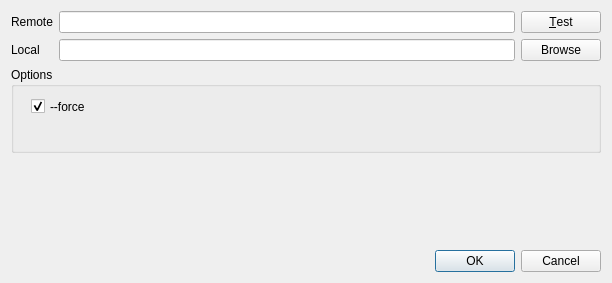
First picture: the form in src/SubmoduleAddDialog.ui, repository soramimi/Guitar, before the edit.
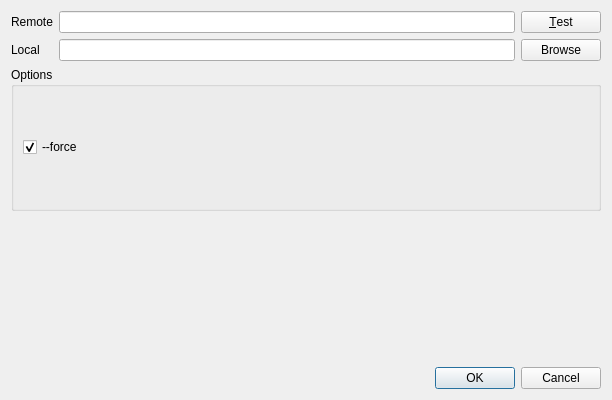
Second picture: the form after the edit. Custom widgets are drawn as their Qt base class.

The edit to the form file:
```diff
--- a/src/SubmoduleAddDialog.ui
+++ b/src/SubmoduleAddDialog.ui
@@ -7,7 +7,7 @@
     <x>0</x>
     <y>0</y>
     <width>612</width>
-    <height>283</height>
+    <height>400</height>
    </rect>
   </property>
   <property name="windowTitle">
@@ -64,15 +64,9 @@
      <property name="title">
       <string>Options</string>
      </property>
+     <layout class="QVBoxLayout" name="verticalLayout_2">
+      <item>
      <widget class="QCheckBox" name="checkBox_force">
-      <property name="geometry">
-       <rect>
-        <x>20</x>
-        <y>30</y>
-        <width>88</width>
-        <height>19</height>
-       </rect>
-      </property>
       <property name="text">
        <string>--force</string>
       </property>
@@ -80,6 +74,8 @@
        <bool>true</bool>
       </property>
      </widget>
+      </item>
+     </layout>
     </widget>
    </item>
    <item>
@@ -87,7 +83,7 @@
      <property name="minimumSize">
       <size>
        <width>0</width>
-       <height>78</height>
+       <height>110</height>
       </size>
      </property>
     </widget>
```
Left out of the diff: 10 changed lines with no effect on the pictures. Lines whose indentation alone changed are shown as unchanged.
